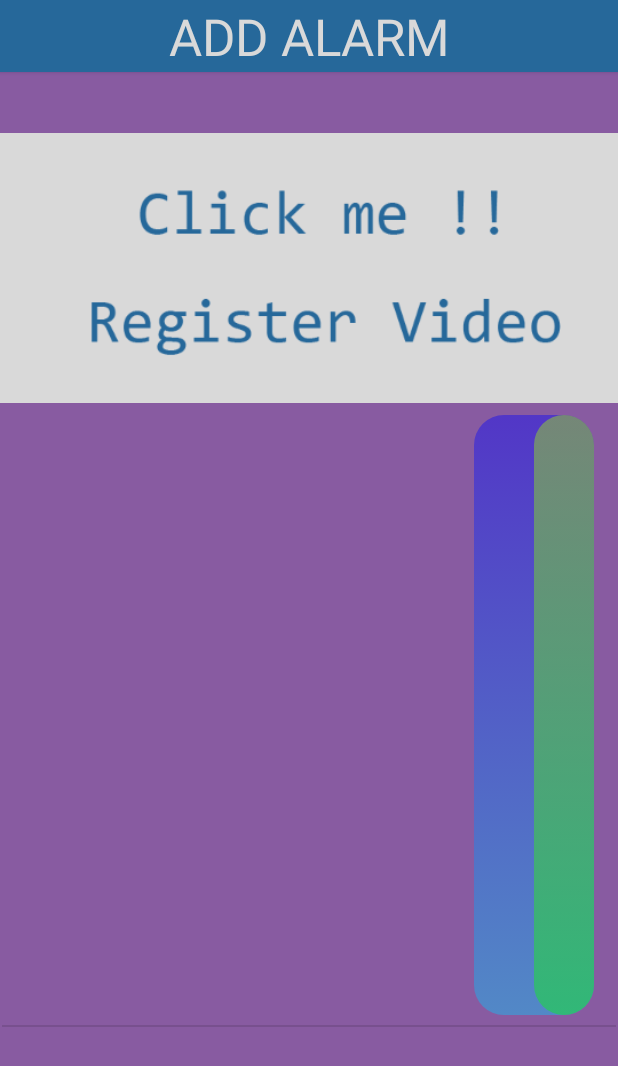
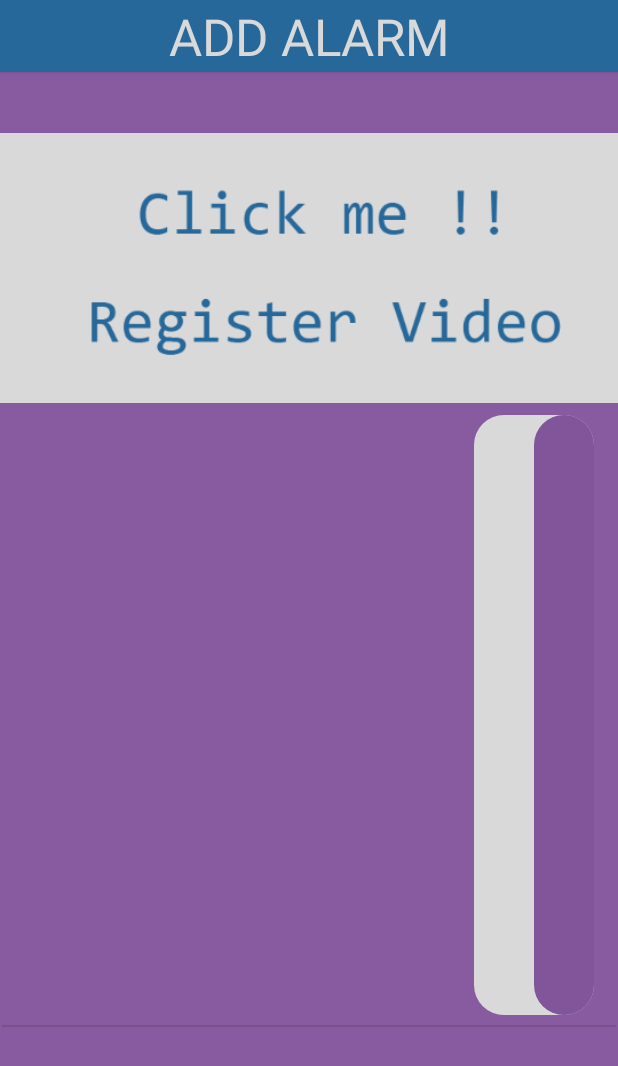
Before and after one commit to yoon1/video-alarm, an Android app: the fragment HomeAddFragment placed in its activity, after a tap on an icon or button, on a phone screen of 412 x 824 dp. Shown: the top 1066 px of the screen. Run offline under Robolectric (Android 15) with nearby library versions, the phone set to English and light mode, and no system bars; our stand-ins replace Picasso; libraries missing offline, so code that uses them is left out: com.google.android.youtube; pictures from the network do not load; 3 statements that could not run were skipped.

```diff
--- a/app/src/main/java/com/example/videoalarm/fragment/HomeAddFragment.java
+++ b/app/src/main/java/com/example/videoalarm/fragment/HomeAddFragment.java
@@ -229,7 +229,6 @@ public class HomeAddFragment extends Fragment {
     private void setAlarmData() {
         if (getArguments().getString("id") != null && !getArguments().getString("id").isEmpty()) {
             id = getArguments().getString("id");
-            MyDebug.log("HOME ADD FRAGMENT 에서 BUNDEL로 넘겨받은 값이 무엇인가 ? : " + id);
         }
         if (getArguments().getString("alarmDate") != null && !getArguments().getString("alarmDate").isEmpty()) {
             txt_date.setText(getFormatDate(getArguments().getString("alarmDate")));
--- a/app/src/main/res/drawable/customswitchselector.xml
+++ b/app/src/main/res/drawable/customswitchselector.xml
@@ -6,8 +6,8 @@
             android:dither="true"
             android:useLevel="false">
 
-            <gradient android:startColor="#66AAFF00"
-                android:endColor="#6600FF00"
+            <gradient android:startColor="#CC6C348B"
+                android:endColor="#CC6C348B"
                 android:angle="270"/>
             <corners android:radius="20dp"/>
             <size android:width="40dp"
@@ -21,8 +21,8 @@
             android:dither="true"
             android:useLevel="false">
 
-            <gradient android:startColor="#66FF0000"
-                android:endColor="#66FF00CC"
+            <gradient android:startColor="#CC6C348B"
+                android:endColor="#CC6C348B"
                 android:angle="270"/>
 
             <corners android:radius="20dp"/>
--- a/app/src/main/res/drawable/customtrack.xml
+++ b/app/src/main/res/drawable/customtrack.xml
@@ -4,10 +4,10 @@
     android:visible="true"
     android:dither="true"
     android:useLevel="false">
-    <gradient android:startColor="#660000FF"
-        android:endColor="#6600CCFF"
+    <gradient android:startColor="#D9D9D9"
+        android:endColor="#D9D9D9"
         android:angle="270"/>
     <corners android:radius="20dp"/>
-    <size android:width="80dp"
+    <size android:width="70dp"
         android:height="40dp" />
 </shape>
--- a/app/src/main/res/layout/row_item_home.xml
+++ b/app/src/main/res/layout/row_item_home.xml
@@ -56,7 +56,7 @@
 
     <Switch
         android:id="@+id/enableButton"
-        android:layout_width="90dp"
+        android:layout_width="100dp"
         android:layout_height="50dp"
         android:layout_marginTop="8dp"
         android:layout_marginEnd="16dp"
```
Also changed, not shown: 7 other files.
